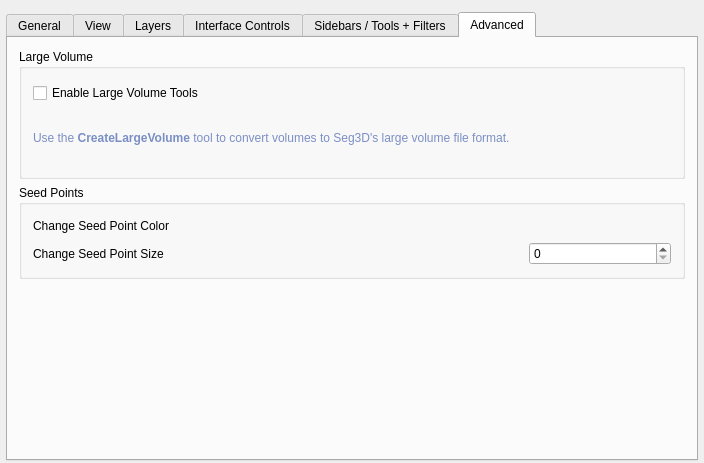
The window that src/Interface/Application/PreferencesInterface.ui (SCIInstitute/Seg3D) describes before a commit, drawn with Qt 5.
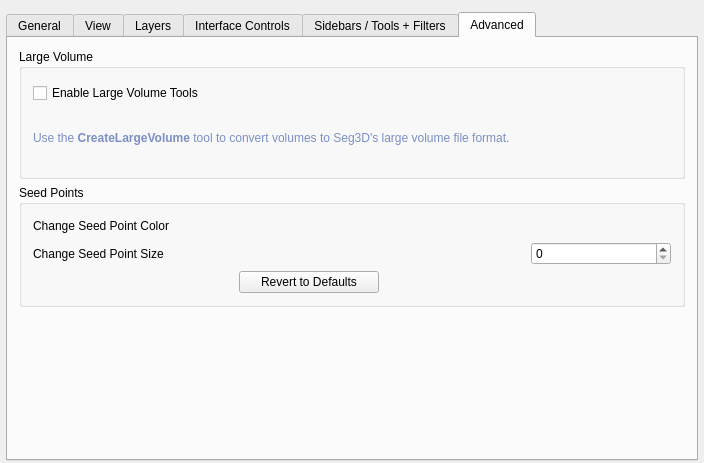
The same window after the commit. Custom widgets are drawn as their Qt base class.

Commit message:
Have default color and hooked up to Seed points
Can't get it to save preference

What changed in the file:
```diff
--- a/src/Interface/Application/PreferencesInterface.ui
+++ b/src/Interface/Application/PreferencesInterface.ui
@@ -1718,6 +1718,16 @@
             </property>
            </spacer>
           </item>
+          <item row="2" column="2">
+           <widget class="QPushButton" name="seed_points_revert_button_">
+            <property name="layoutDirection">
+             <enum>Qt::LeftToRight</enum>
+            </property>
+            <property name="text">
+             <string>Revert to Defaults</string>
+            </property>
+           </widget>
+          </item>
          </layout>
         </widget>
        </item>
```
Left out of the diff: 26 changed lines with no effect on the pictures. The commit also changes 8 other files.
